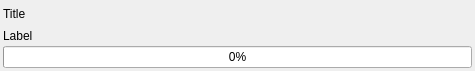
Above: src/plugins/core_plugin/progress_system/progress_item_widget.ui from cemc-oper/nwpc-monitor-app before the change. Below: the same form after it.
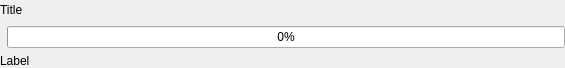
That is the form after the change. Icons and pictures are not drawn.

Commit message: Add a progress icon and change label position.

```diff
--- a/src/plugins/core_plugin/progress_system/progress_item_widget.ui
+++ b/src/plugins/core_plugin/progress_system/progress_item_widget.ui
@@ -6,8 +6,8 @@
    <rect>
     <x>0</x>
     <y>0</y>
-    <width>475</width>
-    <height>71</height>
+    <width>565</width>
+    <height>68</height>
    </rect>
   </property>
   <property name="windowTitle">
@@ -15,18 +15,15 @@
   </property>
   <layout class="QGridLayout" name="gridLayout">
    <property name="leftMargin">
-    <number>3</number>
+    <number>0</number>
    </property>
    <property name="topMargin">
-    <number>3</number>
+    <number>0</number>
    </property>
    <property name="rightMargin">
-    <number>3</number>
+    <number>0</number>
    </property>
    <property name="bottomMargin">
-    <number>3</number>
-   </property>
-   <property name="spacing">
     <number>0</number>
    </property>
    <item row="0" column="0">
@@ -57,13 +54,21 @@
     </layout>
    </item>
    <item row="1" column="0">
-    <widget class="QLabel" name="description_label">
+    <layout class="QHBoxLayout" name="horizontalLayout">
+     <property name="spacing">
+      <number>0</number>
+     </property>
+     <item>
+      <widget class="QLabel" name="icon_label">
      <property name="text">
-      <string>Label</string>
+        <string/>
+       </property>
+       <property name="pixmap">
+        <pixmap resource="../core.qrc">:/core/images/progress-run-default-icon@24x24.png</pixmap>
      </property>
     </widget>
    </item>
-   <item row="2" column="0">
+     <item>
     <widget class="QProgressBar" name="progress_bar">
      <property name="value">
       <number>0</number>
@@ -74,7 +79,18 @@
     </widget>
    </item>
   </layout>
- </widget>
- <resources/>
+   </item>
+   <item row="2" column="0">
+    <widget class="QLabel" name="description_label">
+     <property name="text">
+      <string>Label</string>
+     </property>
+    </widget>
+   </item>
+  </layout>
+ </widget>
+ <resources>
+  <include location="../core.qrc"/>
+ </resources>
  <connections/>
 </ui>
```
Left out of the diff: 2 changed lines with no effect on the pictures. Lines whose indentation alone changed are shown as unchanged. The commit also changes 2 other files.
